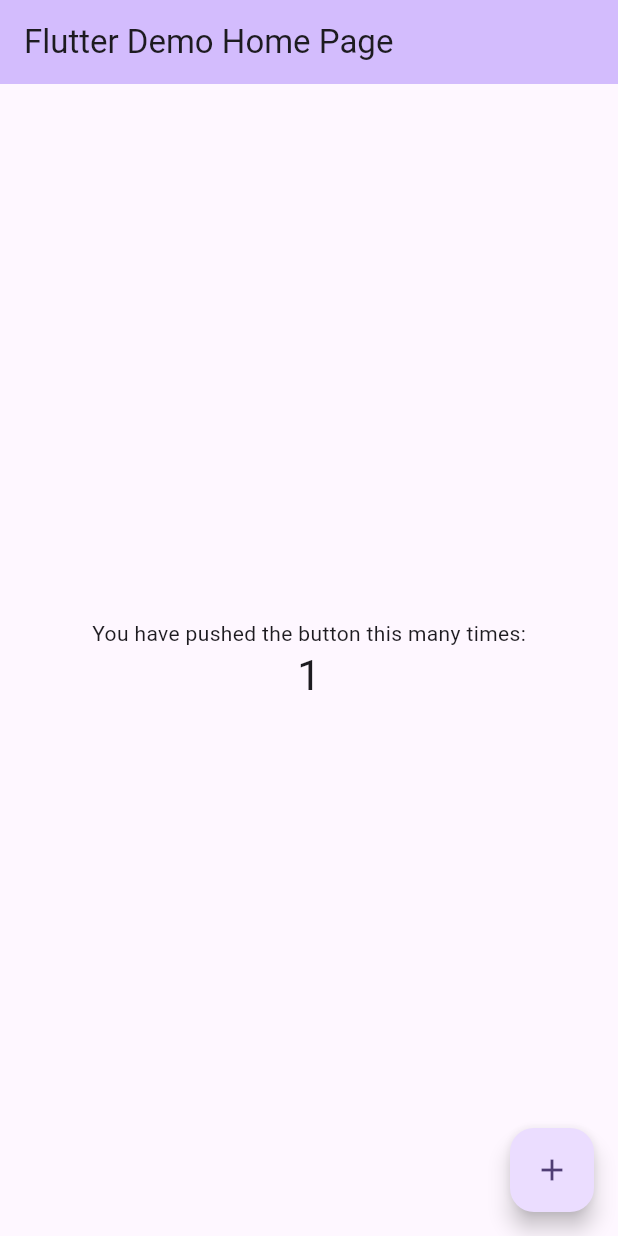
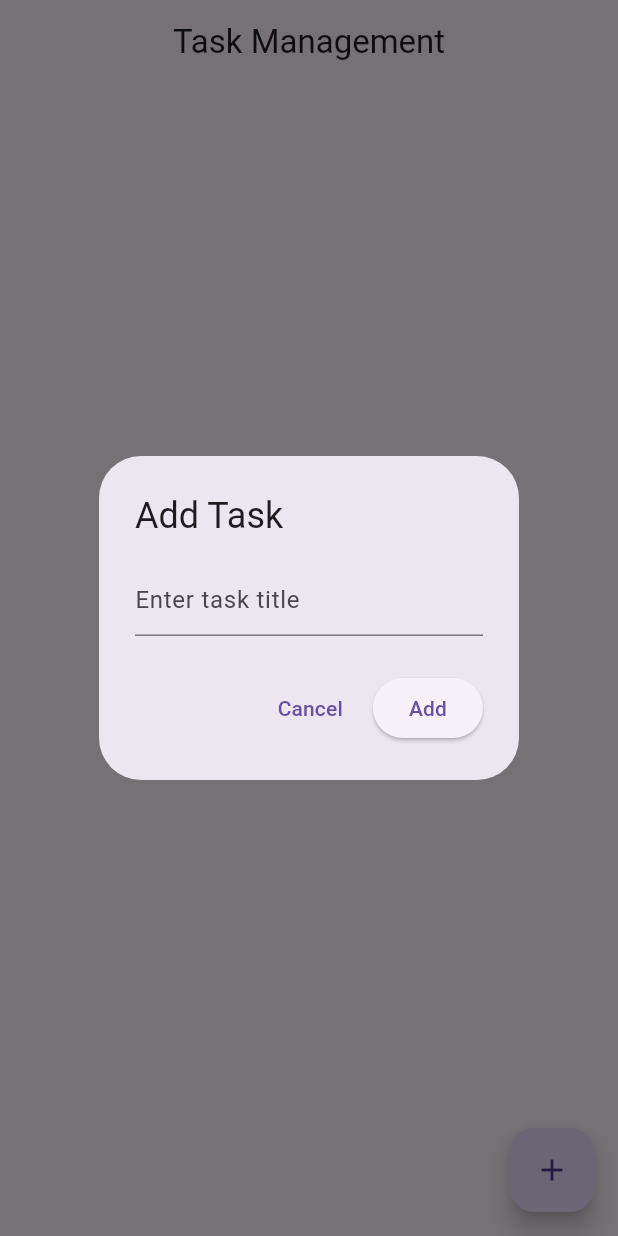
Before and after one commit to MOUNIM05/task-management-flutter, a Flutter app: the screen it shows after launch, after a tap on the "add" icon, on a phone screen of 412 x 824 dp. Run offline on Flutter 3.47's test engine with Material 3 defaults, Android fonts, the phone set to English and light mode, and no system bars.

Commit message:
refactor: move HomeScreen to screens folder

```diff
--- a/lib/main.dart
+++ b/lib/main.dart
@@ -1,4 +1,5 @@
 import 'package:flutter/material.dart';
+import 'screens/home_screen.dart';
 
 void main() {
   runApp(const MyApp());
@@ -7,116 +8,15 @@ void main() {
 class MyApp extends StatelessWidget {
   const MyApp({super.key});
 
-  // This widget is the root of your application.
   @override
   Widget build(BuildContext context) {
     return MaterialApp(
-      title: 'Flutter Demo',
+      debugShowCheckedModeBanner: false,
+      title: 'Task Management App',
       theme: ThemeData(
-        // This is the theme of your application.
-        //
-        // TRY THIS: Try running your application with "flutter run". You'll see
-        // the application has a purple toolbar. Then, without quitting the app,
-        // try changing the seedColor in the colorScheme below to Colors.green
-        // and then invoke "hot reload" (save your changes or press the "hot
-        // reload" button in a Flutter-supported IDE, or press "r" if you used
-        // the command line to start the app).
-        //
-        // Notice that the counter didn't reset back to zero; the application
-        // state is not lost during the reload. To reset the state, use hot
-        // restart instead.
-        //
-        // This works for code too, not just values: Most code changes can be
-        // tested with just a hot reload.
-        colorScheme: ColorScheme.fromSeed(seedColor: Colors.deepPurple),
+        primarySwatch: Colors.blue,
       ),
-      home: const MyHomePage(title: 'Flutter Demo Home Page'),
+      home: const HomeScreen(),
     );
   }
 }
-
-class MyHomePage extends StatefulWidget {
-  const MyHomePage({super.key, required this.title});
-
-  // This widget is the home page of your application. It is stateful, meaning
-  // that it has a State object (defined below) that contains fields that affect
-  // how it looks.
-
-  // This class is the configuration for the state. It holds the values (in this
-  // case the title) provided by the parent (in this case the App widget) and
-  // used by the build method of the State. Fields in a Widget subclass are
-  // always marked "final".
-
-  final String title;
-
-  @override
-  State<MyHomePage> createState() => _MyHomePageState();
-}
-
-class _MyHomePageState extends State<MyHomePage> {
-  int _counter = 0;
-
-  void _incrementCounter() {
-    setState(() {
-      // This call to setState tells the Flutter framework that something has
-      // changed in this State, which causes it to rerun the build method below
-      // so that the display can reflect the updated values. If we changed
-      // _counter without calling setState(), then the build method would not be
-      // called again, and so nothing would appear to happen.
-      _counter++;
-    });
-  }
-
-  @override
-  Widget build(BuildContext context) {
-    // This method is rerun every time setState is called, for instance as done
-    // by the _incrementCounter method above.
-    //
-    // The Flutter framework has been optimized to make rerunning build methods
-    // fast, so that you can just rebuild anything that needs updating rather
-    // than having to individually change instances of widgets.
-    return Scaffold(
-      appBar: AppBar(
-        // TRY THIS: Try changing the color here to a specific color (to
-        // Colors.amber, perhaps?) and trigger a hot reload to see the AppBar
-        // change color while the other colors stay the same.
-        backgroundColor: Theme.of(context).colorScheme.inversePrimary,
-        // Here we take the value from the MyHomePage object that was created by
-        // the App.build method, and use it to set our appbar title.
-        title: Text(widget.title),
-      ),
-      body: Center(
-        // Center is a layout widget. It takes a single child and positions it
-        // in the middle of the parent.
-        child: Column(
-          // Column is also a layout widget. It takes a list of children and
-          // arranges them vertically. By default, it sizes itself to fit its
-          // children horizontally, and tries to be as tall as its parent.
-          //
-          // Column has various properties to control how it sizes itself and
-          // how it positions its children. Here we use mainAxisAlignment to
-          // center the children vertically; the main axis here is the vertical
-          // axis because Columns are vertical (the cross axis would be
-          // horizontal).
-          //
-          // TRY THIS: Invoke "debug painting" (choose the "Toggle Debug Paint"
-          // action in the IDE, or press "p" in the console), to see the
-          // wireframe for each widget.
-          mainAxisAlignment: MainAxisAlignment.center,
-          children: <Widget>[
-            const Text('You have pushed the button this many times:'),
-            Text(
-              '$_counter',
-              style: Theme.of(context).textTheme.headlineMedium,
-            ),
-          ],
-        ),
-      ),
-      floatingActionButton: FloatingActionButton(
-        onPressed: _incrementCounter,
-        tooltip: 'Increment',
-        child: const Icon(Icons.add),
-      ), // This trailing comma makes auto-formatting nicer for build methods.
-    );
-  }
-}
--- /dev/null
+++ b/lib/models/task.dart
@@ -0,0 +1,9 @@
+class Task {
+  String title;
+  String status;
+
+  Task({
+    required this.title,
+    required this.status,
+  });
+}
--- /dev/null
+++ b/lib/screens/home_screen.dart
@@ -0,0 +1,111 @@
+import 'package:flutter/material.dart';
+import '../models/task.dart';
+
+class HomeScreen extends StatefulWidget {
+  const HomeScreen({super.key});
+
+  @override
+  State<HomeScreen> createState() => _HomeScreenState();
+}
+
+class _HomeScreenState extends State<HomeScreen> {
+  final List<Task> tasks = [];
+
+  void _addTask(String taskTitle) {
+    setState(() {
+      tasks.add(Task(title: taskTitle, status: 'Todo'));
+    });
+  }
+
+  void _showAddTaskDialog() {
+    final TextEditingController controller = TextEditingController();
+
+    showDialog(
+      context: context,
+      builder: (context) {
+        return AlertDialog(
+          title: const Text('Add Task'),
+          content: TextField(
+            controller: controller,
+            decoration: const InputDecoration(
+              hintText: 'Enter task title',
+            ),
+          ),
+          actions: [
+            TextButton(
+              onPressed: () => Navigator.pop(context),
+              child: const Text('Cancel'),
+            ),
+            ElevatedButton(
+              onPressed: () {
+                if (controller.text.isNotEmpty) {
+                  _addTask(controller.text);
+                  Navigator.pop(context);
+                }
+              },
+              child: const Text('Add'),
+            ),
+          ],
+        );
+      },
+    );
+  }
+
+  Color _statusColor(String status) {
+    switch (status) {
+      case 'Doing':
+        return Colors.orange;
+      case 'Done':
+        return Colors.green;
+      default:
+        return Colors.red;
+    }
+  }
+
+  @override
+  Widget build(BuildContext context) {
+    return Scaffold(
+      appBar: AppBar(
+        title: const Text('Task Management'),
+        centerTitle: true,
+      ),
+      body: tasks.isEmpty
+          ? const Center(
+              child: Text(
+                'No tasks yet',
+                style: TextStyle(fontSize: 18),
+              ),
+            )
+          : ListView.builder(
+              itemCount: tasks.length,
+              itemBuilder: (context, index) {
+                return ListTile(
+                  title: Text(tasks[index].title),
+                  subtitle: Text(
+                    tasks[index].status,
+                    style: TextStyle(
+                      color: _statusColor(tasks[index].status),
+                    ),
+                  ),
+                  trailing: PopupMenuButton<String>(
+                    onSelected: (value) {
+                      setState(() {
+                        tasks[index].status = value;
+                      });
+                    },
+                    itemBuilder: (context) => const [
+                      PopupMenuItem(value: 'Todo', child: Text('Todo')),
+                      PopupMenuItem(value: 'Doing', child: Text('Doing')),
+                      PopupMenuItem(value: 'Done', child: Text('Done')),
+                    ],
+                  ),
+                );
+              },
+            ),
+      floatingActionButton: FloatingActionButton(
+        onPressed: _showAddTaskDialog,
+        child: const Icon(Icons.add),
+      ),
+    );
+  }
+}
```
Also changed, not shown: lib/services/task_storage.dart (added), lib/utils/constants.dart (added), lib/widgets/task_item.dart (added), 2 other files.
